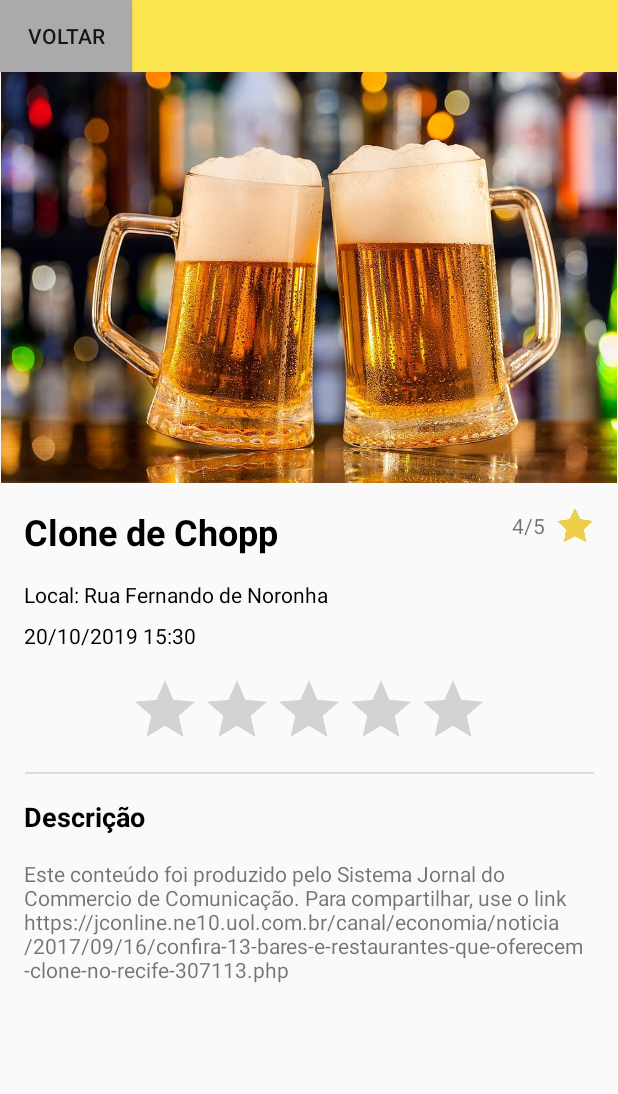
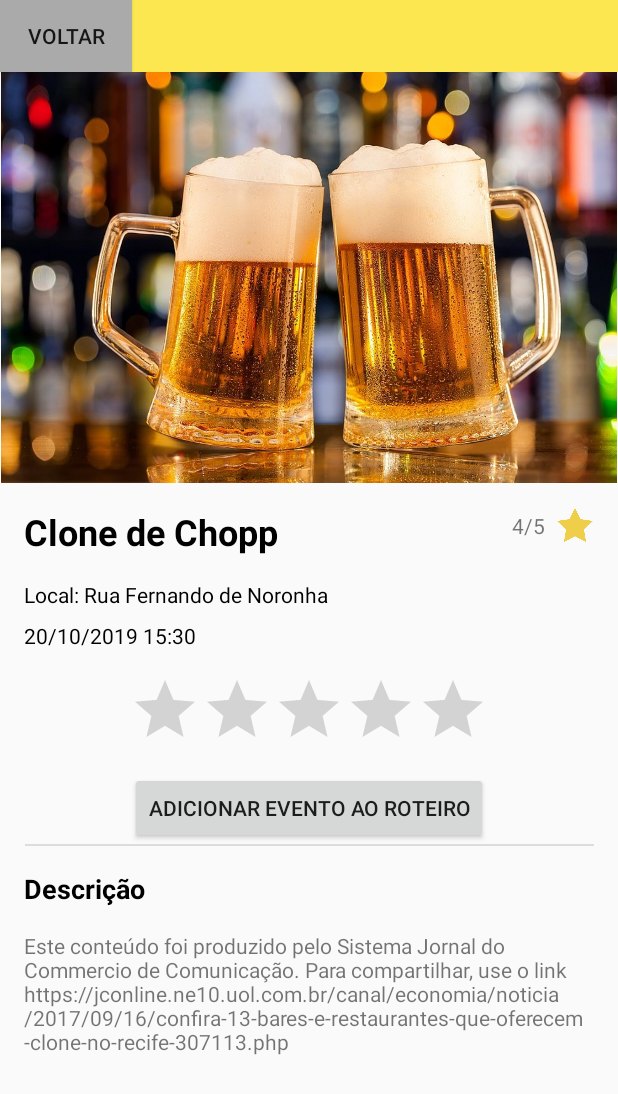
Before and after one commit to guidapp/mobile, an Android app: the DescricaoEvento screen opened directly, with no data from a screen before it, on a phone screen of 412 x 824 dp. Shown: the top 1094 px of the screen. Run offline under Robolectric (Android 15) with nearby library versions, the phone set to English and light mode, and no system bars; 6 statements that could not run were skipped.

Commit message:
Adicionando evento a partir da tela de descrição de evento

```diff
--- a/app/src/main/java/com/example/guidapp/DescricaoEvento.java
+++ b/app/src/main/java/com/example/guidapp/DescricaoEvento.java
@@ -2,15 +2,64 @@ package com.example.guidapp;
 
 import androidx.appcompat.app.AppCompatActivity;
 
+import android.content.Intent;
 import android.os.Bundle;
 import android.view.View;
+import android.widget.Button;
+import android.widget.TextView;
+
+import com.example.guidapp.controllers.EventoController;
 
 public class DescricaoEvento extends AppCompatActivity {
+
+    private TextView tvNome;
+    private TextView tvAvaliacao;
+    private TextView tvLocal;
+    private TextView tvDataHora;
+    private TextView tvDescricao;
+    private Button btActionRoteiro;
+
+    private Evento evento;
+    private EventoController eventoController;
 
     @Override
     protected void onCreate(Bundle savedInstanceState) {
         super.onCreate(savedInstanceState);
         setContentView(R.layout.activity_descricao_evento);
+
+        tvNome = findViewById(R.id.tvNome);
+        tvAvaliacao = findViewById(R.id.tvAvaliacao);
+        tvLocal = findViewById(R.id.tvLocal);
+        tvDataHora = findViewById(R.id.tvDataHora);
+        tvDescricao = findViewById(R.id.tvDescricao);
+        btActionRoteiro = findViewById(R.id.btActionRoteiro);
+
+        eventoController = EventoController.getInstance();
+        evento = eventoController.getEventoById(getIntent().getIntExtra("idEvento", 0));
+
+        tvNome.setText(evento.getNome());
+        tvAvaliacao.setText(evento.getAvaliacao() + "/5");
+        tvLocal.setText("Local: " + evento.getEndereco());
+        tvDataHora.setText(evento.getDataHoraFormatada());
+        tvDescricao.setText(evento.getDescricao());
+
+        if(eventoController.eventoNoRoteiro(evento.getId())) {
+            btActionRoteiro.setText("Remover evento do roteiro");
+        } else {
+            btActionRoteiro.setText("Adicionar evento ao roteiro");
+        }
+    }
+
+    public void actionEventoRoteiro(View v) {
+        if(eventoController.eventoNoRoteiro(evento.getId())) {
+            eventoController.removerEventoRoteiro(evento.getId());
+        } else {
+            eventoController.addEventoAoRoteiro(evento.getId());
+        }
+
+        Intent intent = new Intent(this, Roteiro.class);
+        intent.setFlags(Intent.FLAG_ACTIVITY_CLEAR_TOP);
+        startActivity(intent);
     }
 
     public void voltar (View v) {
--- a/app/src/main/res/layout/activity_area_visitada.xml
+++ b/app/src/main/res/layout/activity_area_visitada.xml
@@ -152,7 +152,7 @@
                         app:srcCompat="@drawable/clone_chopp" />
 
                     <TextView
-                        android:id="@+id/textView5"
+                        android:id="@+id/tvDataHora"
                         android:layout_width="wrap_content"
                         android:layout_height="wrap_content"
                         android:layout_marginStart="8dp"
@@ -173,7 +173,7 @@
                         android:text="Rua Fernando de Noronha"
                         android:textColor="@android:color/black"
                         app:layout_constraintStart_toEndOf="@+id/imageView5"
-                        app:layout_constraintTop_toBottomOf="@+id/textView5" />
+                        app:layout_constraintTop_toBottomOf="@+id/tvDataHora" />
 
                     <TextView
                         android:id="@+id/textView14"
--- a/app/src/main/res/layout/activity_descricao_evento.xml
+++ b/app/src/main/res/layout/activity_descricao_evento.xml
@@ -54,7 +54,7 @@
                     app:srcCompat="@drawable/clone_chopp" />
 
                 <TextView
-                    android:id="@+id/textView2"
+                    android:id="@+id/tvNome"
                     android:layout_width="wrap_content"
                     android:layout_height="wrap_content"
                     android:layout_marginStart="16dp"
@@ -68,7 +68,7 @@
                     app:layout_constraintTop_toBottomOf="@+id/imageView" />
 
                 <TextView
-                    android:id="@+id/textView3"
+                    android:id="@+id/tvLocal"
                     android:layout_width="wrap_content"
                     android:layout_height="wrap_content"
                     android:layout_marginStart="16dp"
@@ -77,10 +77,10 @@
                     android:text="Local: Rua Fernando de Noronha"
                     android:textColor="@android:color/black"
                     app:layout_constraintStart_toStartOf="parent"
-                    app:layout_constraintTop_toBottomOf="@+id/textView2" />
+                    app:layout_constraintTop_toBottomOf="@+id/tvNome" />
 
                 <TextView
-                    android:id="@+id/textView5"
+                    android:id="@+id/tvDataHora"
                     android:layout_width="wrap_content"
                     android:layout_height="wrap_content"
                     android:layout_marginStart="16dp"
@@ -89,7 +89,7 @@
                     android:text="20/10/2019 15:30"
                     android:textColor="@android:color/black"
                     app:layout_constraintStart_toStartOf="parent"
-                    app:layout_constraintTop_toBottomOf="@+id/textView3" />
+                    app:layout_constraintTop_toBottomOf="@+id/tvLocal" />
 
                 <RatingBar
                     android:id="@+id/ratingBar"
@@ -102,7 +102,7 @@
                     android:layout_marginRight="16dp"
                     app:layout_constraintEnd_toEndOf="parent"
                     app:layout_constraintStart_toStartOf="parent"
-                    app:layout_constraintTop_toBottomOf="@+id/textView5" />
+                    app:layout_constraintTop_toBottomOf="@+id/tvDataHora" />
 
                 <View
                     android:id="@+id/divider"
@@ -110,14 +110,13 @@
                     android:layout_height="1dp"
                     android:layout_marginStart="16dp"
                     android:layout_marginLeft="16dp"
-                    android:layout_marginTop="8dp"
                     android:layout_marginEnd="16dp"
                     android:layout_marginRight="16dp"
                     android:background="?android:attr/listDivider"
                     android:visibility="visible"
                     app:layout_constraintEnd_toEndOf="parent"
                     app:layout_constraintStart_toStartOf="parent"
-                    app:layout_constraintTop_toBottomOf="@+id/ratingBar" />
+                    app:layout_constraintTop_toBottomOf="@+id/btActionRoteiro" />
 
                 <TextView
                     android:id="@+id/textView6"
@@ -134,7 +133,7 @@
                     app:layout_constraintTop_toBottomOf="@+id/divider" />
 
                 <TextView
-                    android:id="@+id/textView7"
+                    android:id="@+id/tvDescricao"
                     android:layout_width="0dp"
                     android:layout_height="wrap_content"
                     android:layout_marginStart="16dp"
@@ -148,7 +147,7 @@
                     app:layout_constraintTop_toBottomOf="@+id/textView6" />
 
                 <TextView
-                    android:id="@+id/textView8"
+                    android:id="@+id/tvAvaliacao"
                     android:layout_width="wrap_content"
                     android:layout_height="wrap_content"
                     android:layout_marginEnd="7dp"
@@ -169,6 +168,21 @@
                     app:layout_constraintTop_toBottomOf="@+id/imageView"
                     app:srcCompat="@drawable/star" />
 
+                <Button
+                    android:id="@+id/btActionRoteiro"
+                    android:layout_width="wrap_content"
+                    android:layout_height="wrap_content"
+                    android:layout_marginStart="8dp"
+                    android:layout_marginLeft="8dp"
+                    android:layout_marginTop="8dp"
+                    android:layout_marginEnd="8dp"
+                    android:layout_marginRight="8dp"
+                    android:onClick="actionEventoRoteiro"
+                    android:text="Adicionar ao meu roteiro"
+                    app:layout_constraintEnd_toEndOf="parent"
+                    app:layout_constraintStart_toStartOf="parent"
+                    app:layout_constraintTop_toBottomOf="@+id/ratingBar" />
+
             </androidx.constraintlayout.widget.ConstraintLayout>
         </LinearLayout>
     </ScrollView>
```
Also changed, not shown: app/src/main/java/com/example/guidapp/DialogEventoRoteiro.java (+3 -4 lines), app/src/main/java/com/example/guidapp/Evento.java (+8 -0 lines), app/src/main/java/com/example/guidapp/ItemListaEventos.java (+2 -5 lines), app/src/main/java/com/example/guidapp/Roteiro.java (+20 -13 lines), app/src/main/java/com/example/guidapp/controllers/EventoController.java (+16 -0 lines), app/src/main/res/layout/activity_altera_senha_usuario.xml (+7 -7 lines), app/src/main/res/layout/activity_usuario_perfil.xml (+4 -4 lines).
